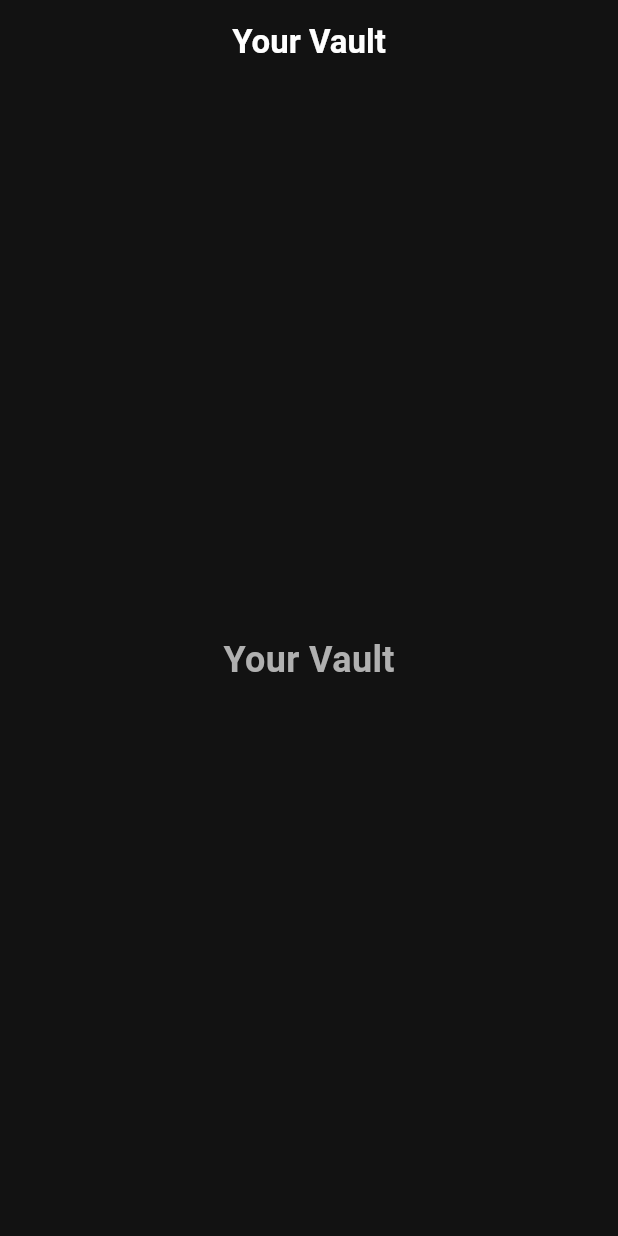
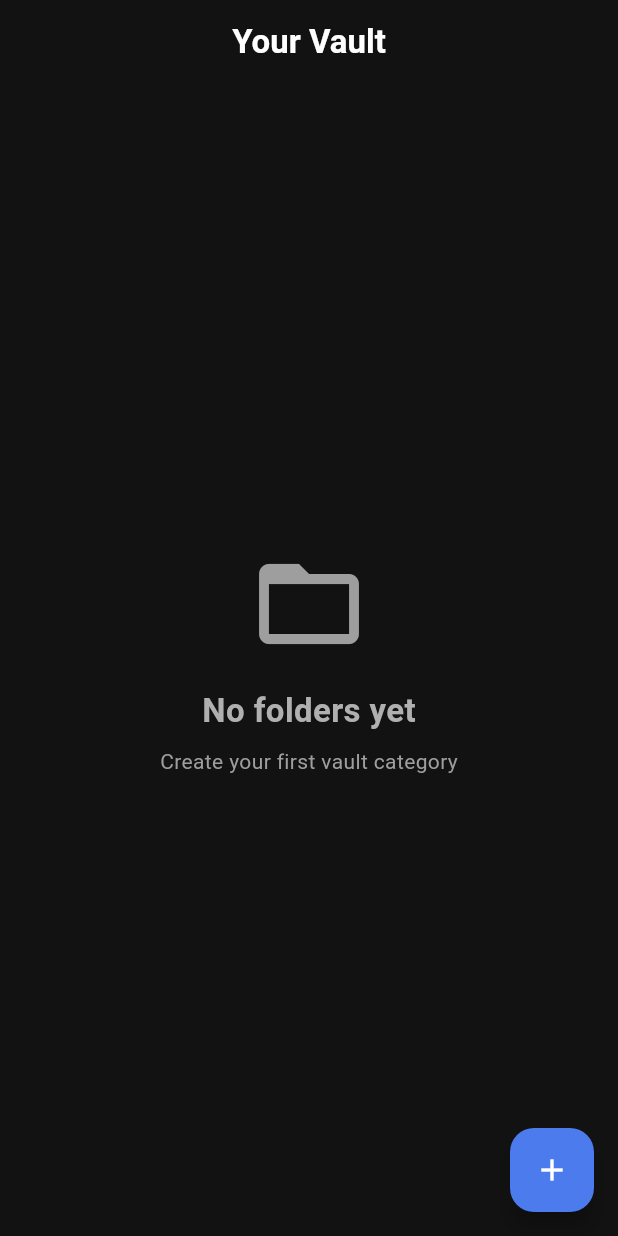
Before and after one commit to LegendNeverDie1/personal-document-manager, a Flutter app: the screen it shows after launch, on a phone screen of 412 x 824 dp. Run offline on Flutter 3.47's test engine with Material 3 defaults, Android fonts, the phone set to English and light mode, and no system bars; our stand-ins replace isar; accounts and stored records are empty; generated files the repository leaves out were written again.

Commit message:
Updated Home Screen: category UI

```diff
--- a/lib/screens/home_screen.dart
+++ b/lib/screens/home_screen.dart
@@ -1,19 +1,98 @@
+import 'package:documentmanager/providers/category_provider.dart';
 import 'package:flutter/material.dart';
+import 'package:provider/provider.dart';
 
-class HomeScreen extends StatelessWidget {
+class HomeScreen extends StatefulWidget {
   const HomeScreen({super.key});
 
   @override
+  State<HomeScreen> createState() => _HomeScreenState();
+}
+
+class _HomeScreenState extends State<HomeScreen> {
+
+  @override
+  void initState() {
+    super.initState();
+
+    Future.microtask(() {
+      Provider.of<CategoryProvider>(
+        context,
+        listen: false,
+      ).loadCategories();
+    });
+  }
+
+  @override
   Widget build(BuildContext context) {
+
+    final provider = Provider.of<CategoryProvider>(context);
+
     return Scaffold(
+
       appBar: AppBar(
         title: const Text('Your Vault'),
       ),
-      body: const Center(
-        child: Text(
-          'Your Vault',
-          style: TextStyle(fontSize: 24, fontWeight: FontWeight.bold),
-        ),
+
+      body: provider.categories.isEmpty
+          ? const Center(
+              child: Column(
+                mainAxisAlignment: MainAxisAlignment.center,
+                children: [
+
+                  Icon(
+                    Icons.folder_open,
+                    size: 80,
+                    color: Colors.grey,
+                  ),
+
+                  SizedBox(height: 16),
+
+                  Text(
+                    'No folders yet',
+                    style: TextStyle(
+                      fontSize: 22,
+                      fontWeight: FontWeight.bold,
+                    ),
+                  ),
+
+                  SizedBox(height: 8),
+
+                  Text(
+                    'Create your first vault category',
+                    style: TextStyle(
+                      color: Colors.grey,
+                    ),
+                  ),
+                ],
+              ),
+            )
+
+          : ListView.builder(
+              itemCount: provider.categories.length,
+
+              itemBuilder: (context, index) {
+
+                final category = provider.categories[index];
+
+                return ListTile(
+
+                  leading: const Icon(Icons.folder),
+
+                  title: Text(category.name),
+
+                  subtitle: Text(
+                    category.createdAt.toString(),
+                  ),
+                );
+              },
+            ),
+
+      floatingActionButton: FloatingActionButton(
+
+        onPressed: () {},
+
+        child: const Icon(Icons.add),
       ),
     );
   }
```
